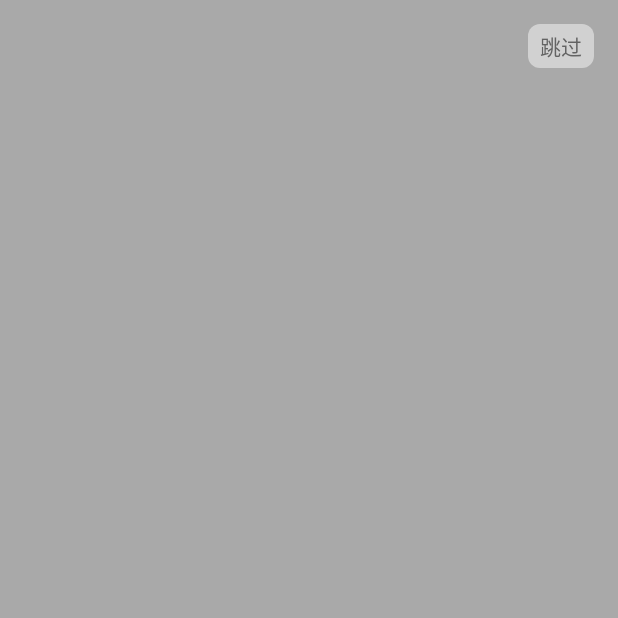
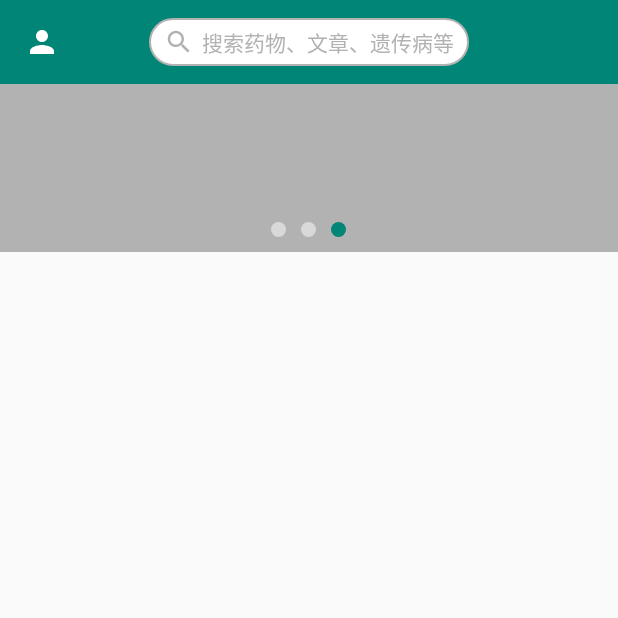
Before and after one commit to yforyoung/ObstetriciansAssistant, an Android app: the screen it shows after launch (SplashActivity before the commit, MainActivity after it), on a phone screen of 412 x 824 dp, the top half of it. Run offline under Robolectric (Android 15) with nearby library versions, the phone set to English and light mode, and no system bars.

Commit message:
主页加入轮播 搜索布局

```diff
--- a/app/src/main/java/com/yyl/obstetriciansassistant/view/activities/MainActivity.kt
+++ b/app/src/main/java/com/yyl/obstetriciansassistant/view/activities/MainActivity.kt
@@ -1,35 +1,108 @@
 package com.yyl.obstetriciansassistant.view.activities
 
+import android.graphics.Color
 import android.support.v7.app.AppCompatActivity
 import android.os.Bundle
+import android.os.Handler
 import android.support.design.widget.NavigationView
-import android.support.v7.widget.Toolbar
+import android.support.v4.view.ViewPager
+import android.util.Log
 import android.view.Gravity
 import android.view.MenuItem
+import android.widget.ImageView
+import android.widget.LinearLayout
 import com.yyl.obstetriciansassistant.R
 import com.yyl.obstetriciansassistant.jump2Activity
+import com.yyl.obstetriciansassistant.view.adapter.AdPagerAdapter
 import kotlinx.android.synthetic.main.activity_main.*
 import kotlinx.android.synthetic.main.layout_main_content.*
+import java.util.*
 
 class MainActivity : AppCompatActivity(), NavigationView.OnNavigationItemSelectedListener {
+    private val list = ArrayList<ImageView>()
+    private val delayMills:Long=3000
+    private var handler = Handler {
+        if (it.what == 0) {
+            val curr=(ad_viewpager.currentItem+1)%list.size
+            ad_viewpager.currentItem=curr
+            Log.e("TAG","${ad_viewpager.currentItem}  +   ${list.size}")
+            it.target.sendEmptyMessageDelayed(0, delayMills)
+        }
+        false
+    }
 
 
-    override fun onCreate(savedInstanceState: Bundle?) {
+    override
+    fun onCreate(savedInstanceState: Bundle?) {
         super.onCreate(savedInstanceState)
         setContentView(R.layout.activity_main)
         initView()
     }
 
     private fun initView() {
-        setSupportActionBar(toolbar as Toolbar?)
+        setSupportActionBar(main_toolbar)
         supportActionBar!!.title = ""
         navigation_view.setNavigationItemSelectedListener(this)
+
+        search_bt.setOnClickListener {
+            jump2Activity(this, SearchActivity::class.java)
+        }
 
         toolbar_person_bt.setOnClickListener {
             if (!drawer_layout.isDrawerOpen(Gravity.START)) {
                 drawer_layout.openDrawer(Gravity.START)
             }
         }
+
+        initAdViewPager()
+
+    }
+
+    private fun initAdViewPager() {
+        //----------测试用list-----------------------
+        val img1 = ImageView(this)
+        img1.setBackgroundColor(Color.BLACK)
+        val img2 = ImageView(this)
+        img2.setBackgroundColor(Color.RED)
+        val img3 = ImageView(this)
+        img2.setBackgroundColor(Color.BLUE)
+        list.add(img1)
+        list.add(img2)
+        list.add(img3)
+        //----------------------------------------------
+
+        for (i in 0..(list.size - 1)) {
+            val img = ImageView(this)
+            img.setBackgroundResource(R.drawable.shape_circle_viewpager_bg)
+            val param = LinearLayout.LayoutParams(resources.getDimensionPixelOffset(R.dimen.ad_circle_width), resources.getDimensionPixelOffset(R.dimen.ad_circle_height))
+            if (i > 0) {
+                param.leftMargin = resources.getDimensionPixelOffset(R.dimen.ad_circle_margin)
+            } else {
+                img.isSelected = true
+            }
+            img.layoutParams = param
+            point_group.addView(img)
+        }
+
+        ad_viewpager.adapter = AdPagerAdapter(list, ad_viewpager)
+        ad_viewpager.addOnPageChangeListener(object : ViewPager.OnPageChangeListener {
+            override fun onPageScrollStateChanged(p0: Int) {
+            }
+
+            override fun onPageScrolled(p0: Int, p1: Float, p2: Int) {
+            }
+
+            var p1 = 0
+            override fun onPageSelected(p0: Int) {
+                point_group.getChildAt(p0).isSelected = true
+                point_group.getChildAt(p1).isSelected = false
+                p1 = p0
+            }
+
+        })
+        ad_viewpager.currentItem = 0
+        handler.sendEmptyMessageDelayed(0, delayMills)
+
     }
 
     override fun onBackPressed() {
@@ -42,14 +115,13 @@ class MainActivity : AppCompatActivity(), NavigationView.OnNavigationItemSelecte
 
     override fun onNavigationItemSelected(p0: MenuItem): Boolean {
         when (p0.itemId) {
-            R.id.navigation_settings ->{
-                jump2Activity(this,SettingActivity::class.java)
-              //  navigation_view.menu.findItem(R.id.navigation_settings).actionView= View.inflate(this,R.layout.menu_item_badge,null)
+            R.id.navigation_settings -> {
+                jump2Activity(this, SettingActivity::class.java)
+                //  navigation_view.menu.findItem(R.id.navigation_settings).actionView= View.inflate(this,R.layout.menu_item_badge,null)
             }
         }
         return true
     }
 
 
-
 }
--- /dev/null
+++ b/app/src/main/java/com/yyl/obstetriciansassistant/view/activities/SearchActivity.kt
@@ -0,0 +1,13 @@
+package com.yyl.obstetriciansassistant.view.activities
+
+import android.support.v7.app.AppCompatActivity
+import android.os.Bundle
+import com.yyl.obstetriciansassistant.R
+
+class SearchActivity : AppCompatActivity() {
+
+    override fun onCreate(savedInstanceState: Bundle?) {
+        super.onCreate(savedInstanceState)
+        setContentView(R.layout.activity_search)
+    }
+}
--- /dev/null
+++ b/app/src/main/java/com/yyl/obstetriciansassistant/view/adapter/AdPagerAdapter.kt
@@ -0,0 +1,23 @@
+package com.yyl.obstetriciansassistant.view.adapter
+
+import android.support.v4.view.PagerAdapter
+import android.support.v4.view.ViewPager
+import android.view.View
+import android.view.ViewGroup
+import android.widget.ImageView
+
+class AdPagerAdapter(var list: List<ImageView>, var viewPager: ViewPager) : PagerAdapter() {
+    override fun isViewFromObject(p0: View, p1: Any): Boolean = p0 == p1
+
+    override fun getCount(): Int = list.size
+
+    override fun instantiateItem(container: ViewGroup, position: Int): Any {
+        //添加广告 暂时imgView代替
+        container.addView(list[position])
+        return list[position]
+    }
+
+    override fun destroyItem(container: ViewGroup, position: Int, `object`: Any) {
+        container.removeView(list[position])
+    }
+}
--- /dev/null
+++ b/app/src/main/res/drawable/ic_search.xml
@@ -0,0 +1,5 @@
+<vector android:height="20dp" android:tint="#B2B2B2"
+    android:viewportHeight="24.0" android:viewportWidth="24.0"
+    android:width="20dp" xmlns:android="http://schemas.android.com/apk/res/android">
+    <path android:fillColor="#FF000000" android:pathData="M15.5,14h-0.79l-0.28,-0.27C15.41,12.59 16,11.11 16,9.5 16,5.91 13.09,3 9.5,3S3,5.91 3,9.5 5.91,16 9.5,16c1.61,0 3.09,-0.59 4.23,-1.57l0.27,0.28v0.79l5,4.99L20.49,19l-4.99,-5zM9.5,14C7.01,14 5,11.99 5,9.5S7.01,5 9.5,5 14,7.01 14,9.5 11.99,14 9.5,14z"/>
+</vector>
--- /dev/null
+++ b/app/src/main/res/drawable/shape_circle_gary.xml
@@ -0,0 +1,8 @@
+<?xml version="1.0" encoding="utf-8"?>
+<shape xmlns:android="http://schemas.android.com/apk/res/android"
+    android:shape="oval">
+    <size android:width="15dp"
+        android:height="15dp"/>
+    <corners android:radius="15dp"/>
+    <solid android:color="#d9d9d9" />
+</shape>
--- /dev/null
+++ b/app/src/main/res/drawable/shape_circle_primary.xml
@@ -0,0 +1,9 @@
+<?xml version="1.0" encoding="utf-8"?>
+<shape xmlns:android="http://schemas.android.com/apk/res/android"
+    android:shape="oval">
+    <size
+        android:width="15dp"
+        android:height="15dp" />
+    <corners android:radius="15dp" />
+    <solid android:color="@color/colorPrimary" />
+</shape>
--- /dev/null
+++ b/app/src/main/res/drawable/shape_circle_viewpager_bg.xml
@@ -0,0 +1,5 @@
+<?xml version="1.0" encoding="utf-8"?>
+<selector xmlns:android="http://schemas.android.com/apk/res/android">
+    <item android:drawable="@drawable/shape_circle_primary" android:state_selected="true" />
+    <item android:drawable="@drawable/shape_circle_gary" />
+</selector>
--- /dev/null
+++ b/app/src/main/res/drawable/shape_search_bg.xml
@@ -0,0 +1,7 @@
+<?xml version="1.0" encoding="utf-8"?>
+<shape xmlns:android="http://schemas.android.com/apk/res/android">
+    <corners android:radius="15dp"/>
+    <solid android:color="#fff"/>
+    <stroke android:color="#b2b2b2"
+        android:width="1dp"/>
+</shape>
--- a/app/src/main/res/layout/activity_main.xml
+++ b/app/src/main/res/layout/activity_main.xml
@@ -1,20 +1,19 @@
 <?xml version="1.0" encoding="utf-8"?>
 <android.support.v4.widget.DrawerLayout xmlns:android="http://schemas.android.com/apk/res/android"
+    xmlns:app="http://schemas.android.com/apk/res-auto"
     android:id="@+id/drawer_layout"
     android:layout_width="match_parent"
-    android:layout_height="match_parent"
-    xmlns:app="http://schemas.android.com/apk/res-auto">
+    android:layout_height="match_parent">
 
-    <include layout="@layout/layout_main_content"/>
+    <include layout="@layout/layout_main_content" />
 
     <android.support.design.widget.NavigationView
         android:id="@+id/navigation_view"
         android:layout_width="wrap_content"
         android:layout_height="match_parent"
         android:layout_gravity="start"
-        app:menu="@menu/navigation_menu"
         app:headerLayout="@layout/layout_main_header"
-        >
+        app:menu="@menu/navigation_menu">
 
     </android.support.design.widget.NavigationView>
 
--- /dev/null
+++ b/app/src/main/res/layout/activity_search.xml
@@ -0,0 +1,9 @@
+<?xml version="1.0" encoding="utf-8"?>
+<android.support.constraint.ConstraintLayout xmlns:android="http://schemas.android.com/apk/res/android"
+    xmlns:app="http://schemas.android.com/apk/res-auto"
+    xmlns:tools="http://schemas.android.com/tools"
+    android:layout_width="match_parent"
+    android:layout_height="match_parent"
+    tools:context=".view.activities.SearchActivity">
+
+</android.support.constraint.ConstraintLayout>
--- a/app/src/main/res/layout/layout_main_content.xml
+++ b/app/src/main/res/layout/layout_main_content.xml
@@ -1,12 +1,18 @@
 <?xml version="1.0" encoding="utf-8"?>
-<android.support.constraint.ConstraintLayout xmlns:android="http://schemas.android.com/apk/res/android"
+<LinearLayout xmlns:android="http://schemas.android.com/apk/res/android"
     xmlns:app="http://schemas.android.com/apk/res-auto"
+    xmlns:tools="http://schemas.android.com/tools"
     android:layout_width="match_parent"
-    android:layout_height="match_parent">
+    android:layout_height="match_parent"
+    android:orientation="vertical">
 
-    <include
-        android:id="@+id/toolbar"
-        layout="@layout/toolbar" />
+
+    <android.support.v7.widget.Toolbar
+        android:id="@+id/main_toolbar"
+        android:layout_width="match_parent"
+        android:layout_height="wrap_content"
+        android:background="@color/colorPrimary"
+        android:theme="@style/Base.ThemeOverlay.AppCompat.Dark.ActionBar">
 
         <ImageView
             android:id="@+id/toolbar_person_bt"
@@ -15,9 +21,60 @@
             android:layout_marginStart="16dp"
             android:layout_marginTop="8dp"
             android:layout_marginBottom="8dp"
-        app:layout_constraintBottom_toBottomOf="@+id/toolbar"
-        app:layout_constraintStart_toStartOf="@+id/toolbar"
             app:layout_constraintTop_toTopOf="parent"
-        app:srcCompat="@drawable/ic_person" />
+            app:srcCompat="@drawable/ic_person"
+            tools:ignore="ContentDescription" />
 
-</android.support.constraint.ConstraintLayout>
+        <LinearLayout
+            android:id="@+id/search_bt"
+            android:layout_width="wrap_content"
+            android:layout_height="match_parent"
+            android:layout_gravity="center"
+            android:background="@drawable/shape_search_bg"
+            android:gravity="center"
+            android:orientation="horizontal"
+            android:padding="5dp"
+            android:paddingStart="10dp"
+            android:paddingEnd="10dp">
+
+            <ImageView
+                android:layout_width="wrap_content"
+                android:layout_height="wrap_content"
+                android:background="@drawable/ic_search"
+                tools:ignore="ContentDescription" />
+
+            <TextView
+                android:layout_width="wrap_content"
+                android:layout_height="wrap_content"
+                android:layout_marginStart="5dp"
+                android:text="@string/search_text"
+                android:textColor="#b2b2b2" />
+        </LinearLayout>
+    </android.support.v7.widget.Toolbar>
+
+    <RelativeLayout
+        android:layout_width="match_parent"
+        android:layout_height="112dp"
+        android:background="#b2b2b2">
+
+        <android.support.v4.view.ViewPager
+            android:id="@+id/ad_viewpager"
+            android:layout_width="match_parent"
+            android:layout_height="112dp" />
+
+        <LinearLayout
+            android:id="@+id/point_group"
+            android:layout_width="wrap_content"
+            android:layout_height="wrap_content"
+            android:layout_alignParentBottom="true"
+            android:layout_centerHorizontal="true"
+            android:layout_marginBottom="10dp"
+            android:orientation="horizontal">
+
+        </LinearLayout>
+
+
+    </RelativeLayout>
+
+
+</LinearLayout>
--- a/app/src/main/res/layout/menu_item_badge.xml
+++ b/app/src/main/res/layout/menu_item_badge.xml
@@ -8,7 +8,7 @@
         android:id="@+id/menu_msg"
         android:layout_width="8dp"
         android:layout_height="8dp"
-        android:background="@drawable/shape_circle"
+        android:background="@drawable/shape_circle_accent"
         app:layout_constraintBottom_toBottomOf="parent"
         app:layout_constraintStart_toStartOf="parent"
         app:layout_constraintTop_toTopOf="parent" />
--- a/app/src/main/res/layout/toolbar.xml
+++ b/app/src/main/res/layout/toolbar.xml
@@ -1,8 +1,8 @@
 <?xml version="1.0" encoding="utf-8"?>
-<android.support.v7.widget.Toolbar
-    xmlns:android="http://schemas.android.com/apk/res/android"
-    android:background="@color/colorPrimary"
+<android.support.v7.widget.Toolbar xmlns:android="http://schemas.android.com/apk/res/android"
+    android:theme="@style/Base.ThemeOverlay.AppCompat.Dark.ActionBar"
     android:layout_width="match_parent"
-    android:layout_height="wrap_content">
+    android:layout_height="wrap_content"
+    android:background="@color/colorPrimary">
 
 </android.support.v7.widget.Toolbar>
--- /dev/null
+++ b/app/src/main/res/values/dimen.xml
@@ -0,0 +1,6 @@
+<?xml version="1.0" encoding="utf-8"?>
+<resources>
+    <dimen name="ad_circle_width">10dp</dimen>
+    <dimen name="ad_circle_height">10dp</dimen>
+    <dimen name="ad_circle_margin">10dp</dimen>
+</resources>
--- a/app/src/main/res/values/strings.xml
+++ b/app/src/main/res/values/strings.xml
@@ -1,4 +1,5 @@
 <resources>
     <string name="app_name">ObstetriciansAssistant</string>
     <string name="jump_ad_text">跳过</string>
+    <string name="search_text">搜索药物、文章、遗传病等</string>
 </resources>
```
Also changed, not shown: app/src/main/AndroidManifest.xml (+4 -4 lines), app/src/main/res/drawable/shape_circle_accent.xml (renamed from app/src/main/res/drawable/shape_circle.xml). Lines whose indentation alone changed are shown as unchanged.
